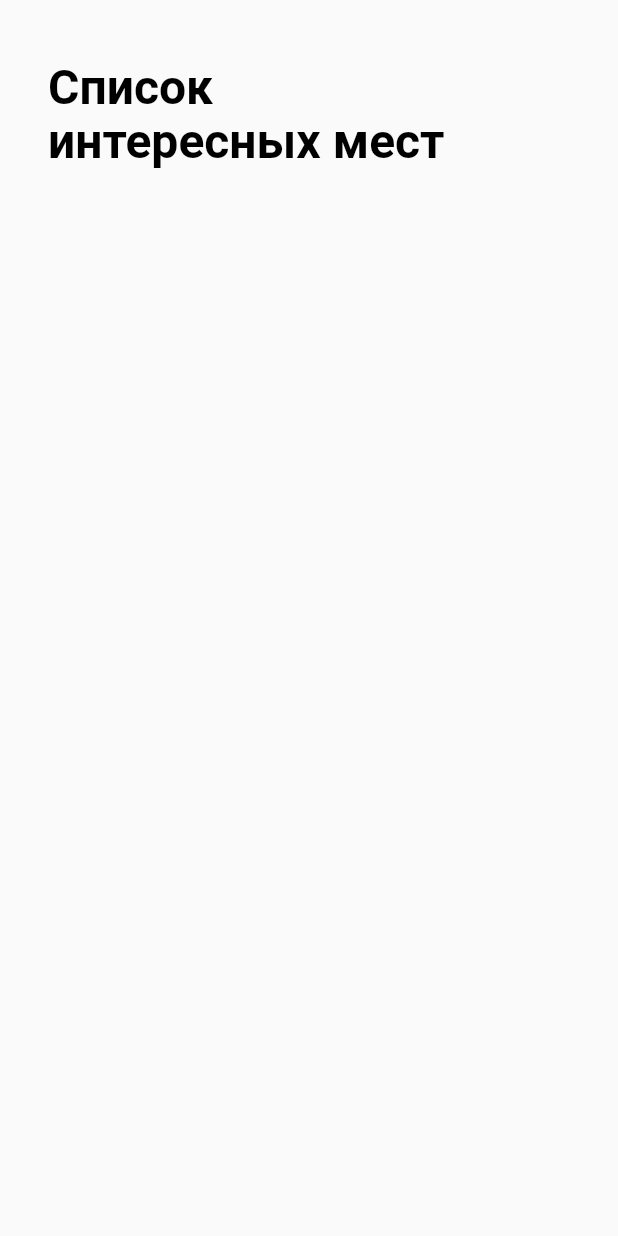
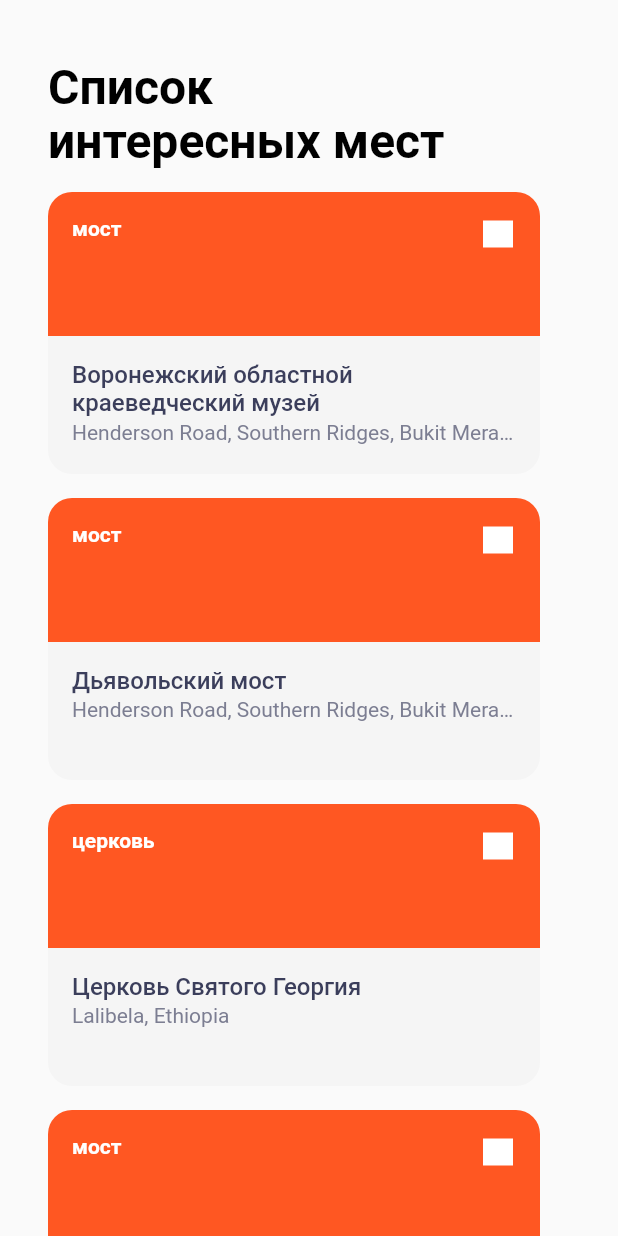
Before and after one commit to mikaelo/places, a Flutter app: the screen it shows after launch, on a phone screen of 412 x 824 dp. Run offline on Flutter 3.47's test engine with Material 2 defaults, Android fonts, the phone set to English and light mode, and no system bars.

Commit message:
4.6 Design

```diff
--- a/src/lib/mocks.dart
+++ b/src/lib/mocks.dart
@@ -2,24 +2,31 @@ import 'package:places/domain/sight.dart';
 
 final List<Sight> mocks = [
   Sight(
-      'Мост Волны Хендерсона',
+      'Воронежский областной краеведческий музей',
       1.276091,
       103.815448,
       'https://wikipoints.ru/point/525',
       'Henderson Road, Southern Ridges, Bukit Merah, Singapore',
-      'bridge'),
+      'мост'),
   Sight(
       'Дьявольский мост',
       41.620474,
       25.114209,
       'https://en.wikipedia.org/wiki/Dyavolski_most',
-      'Ardino, Bulgaria',
-      'bridge'),
+      'Henderson Road, Southern Ridges, Bukit Merah, Singapore',
+      'мост'),
   Sight(
       'Церковь Святого Георгия',
       12.032248,
       39.041955,
       'https://en.wikipedia.org/wiki/Church_of_Saint_George,_Lalibela',
       'Lalibela, Ethiopia',
-      'church')
+      'церковь'),
+  Sight(
+      'Сказочный мост',
+      24.8256237,
+      106.4961667,
+      'https://www.redbull.com/ru-ru/7-places-discoveries-google-earth',
+      'Ксянрен, Гуанси-Чжуанский автономный район, Китай',
+      'мост')
 ];
--- /dev/null
+++ b/src/lib/ui/screen/sight_appbar.dart
@@ -0,0 +1,32 @@
+import 'package:flutter/material.dart';
+import 'package:flutter/widgets.dart';
+import 'package:places/mocks.dart';
+import 'package:places/ui/screen/sight_card.dart';
+
+class SightListAppBar extends StatelessWidget implements PreferredSizeWidget {
+  const SightListAppBar({Key? key}) : super(key: key);
+
+  @override
+  Widget build(BuildContext context) {
+    return AppBar(
+      title: const Padding(
+          padding: EdgeInsets.only(left: 16, top: 40, right: 16),
+          child: Text(
+            'Список\nинтересных мест',
+            style: TextStyle(
+                color: Colors.black,
+                fontSize: 32,
+                fontFamily: 'Roboto',
+                fontWeight: FontWeight.bold,
+                height: 1.125),
+            textAlign: TextAlign.left,
+          )),
+      backgroundColor: Colors.transparent,
+      elevation: 0.0,
+      toolbarHeight: 40 + 72,
+    );
+  }
+
+  @override
+  final Size preferredSize = const Size.fromHeight(40 + 72);
+}
--- /dev/null
+++ b/src/lib/ui/screen/sight_card.dart
@@ -0,0 +1,75 @@
+import 'package:flutter/widgets.dart';
+import 'package:places/domain/sight.dart';
+import 'package:flutter/material.dart';
+
+class SightCard extends StatelessWidget {
+  const SightCard({Key? key, required this.sight}) : super(key: key);
+
+  final Sight sight;
+
+  @override
+  Widget build(BuildContext context) {
+    return Column(crossAxisAlignment: CrossAxisAlignment.start, children: [
+      Container(
+          width: 328,
+          height: 96,
+          decoration: const BoxDecoration(
+              borderRadius: BorderRadius.only(
+                  topLeft: Radius.circular(16), topRight: Radius.circular(16)),
+              color: Colors.deepOrange),
+          child: Stack(
+            children: [
+              Positioned(
+                child: Text(sight.type,
+                    style: const TextStyle(
+                        color: Colors.white,
+                        fontSize: 14.0,
+                        fontWeight: FontWeight.w700)),
+                left: 16.0,
+                top: 16.0,
+              ),
+              Positioned(
+                child: Container(
+                  width: 20.0,
+                  height: 18.0,
+                  decoration: BoxDecoration(
+                      border: Border.all(color: Colors.white, width: 2.0),
+                      color: Colors.white),
+                ),
+                right: 18.0,
+                top: 19.0,
+              )
+            ],
+          )),
+      Container(
+          width: 328,
+          height: 92,
+          decoration: const BoxDecoration(
+              borderRadius: BorderRadius.only(
+                  bottomLeft: Radius.circular(16),
+                  bottomRight: Radius.circular(16)),
+              color: Color.fromRGBO(245, 245, 245, 1)),
+          child: Padding(
+              padding: const EdgeInsets.fromLTRB(16, 16, 16, 16),
+              child: Column(
+                crossAxisAlignment: CrossAxisAlignment.start,
+                children: [
+                  Text(sight.name,
+                      overflow: TextOverflow.ellipsis,
+                      maxLines: 2,
+                      style: const TextStyle(
+                          color: Color.fromRGBO(59, 62, 91, 1),
+                          fontSize: 16.0,
+                          fontWeight: FontWeight.w500)),
+                  const SizedBox(height: 2),
+                  Text(sight.details,
+                      overflow: TextOverflow.ellipsis,
+                      style: const TextStyle(
+                          color: Color.fromRGBO(124, 126, 146, 1),
+                          fontSize: 14.0,
+                          fontWeight: FontWeight.w400)),
+                ],
+              )))
+    ]);
+  }
+}
--- a/src/lib/ui/screen/sight_screen.dart
+++ b/src/lib/ui/screen/sight_screen.dart
@@ -1,5 +1,7 @@
 import 'package:flutter/material.dart';
 import 'package:flutter/widgets.dart';
+import 'package:places/mocks.dart';
+import 'package:places/ui/screen/sight_card.dart';
 
 class SightListScreen extends StatefulWidget {
   const SightListScreen({Key? key}) : super(key: key);
@@ -28,6 +30,16 @@ class _SightListScreenState extends State<SightListScreen> {
           backgroundColor: Colors.transparent,
           elevation: 0.0,
           toolbarHeight: 40 + 72,
+        ),
+        body: SingleChildScrollView(
+          child: Column(
+              children: mocks
+                  .map((mock) => Padding(
+                        padding: EdgeInsets.fromLTRB(16, 16, 16, 0),
+                        child: SightCard(sight: mock),
+                      ))
+                  .toList()),
+          padding: const EdgeInsets.fromLTRB(16.0, 0.0, 16.0, 0.0),
         ));
   }
 }
```
Lines whose indentation alone changed are shown as unchanged.
